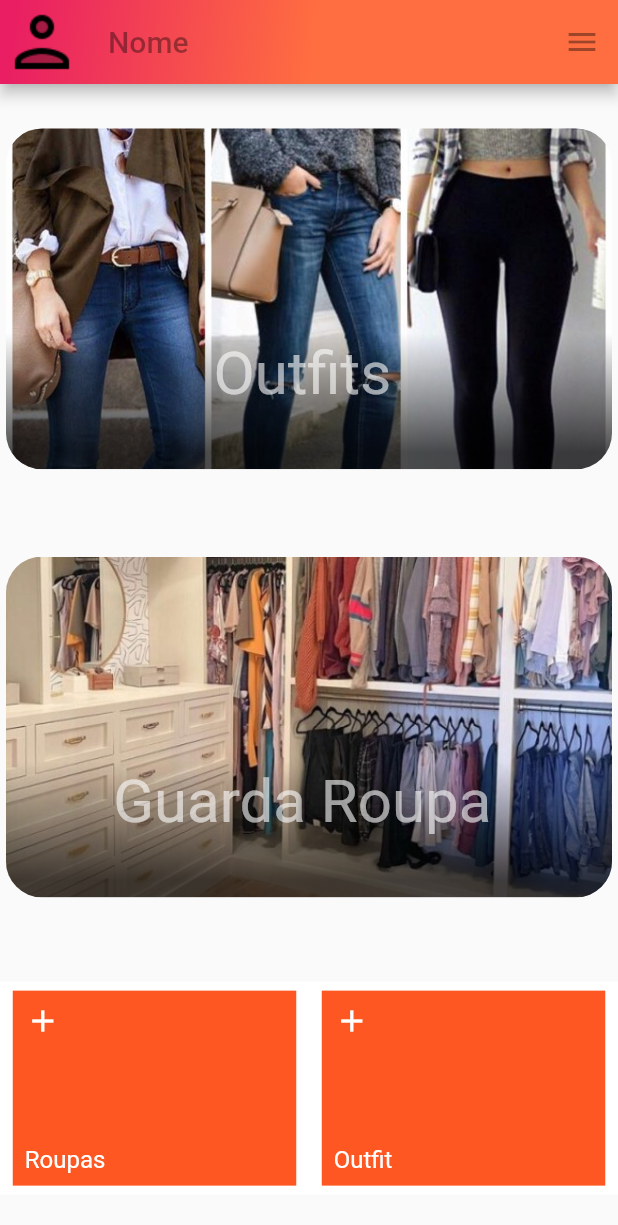
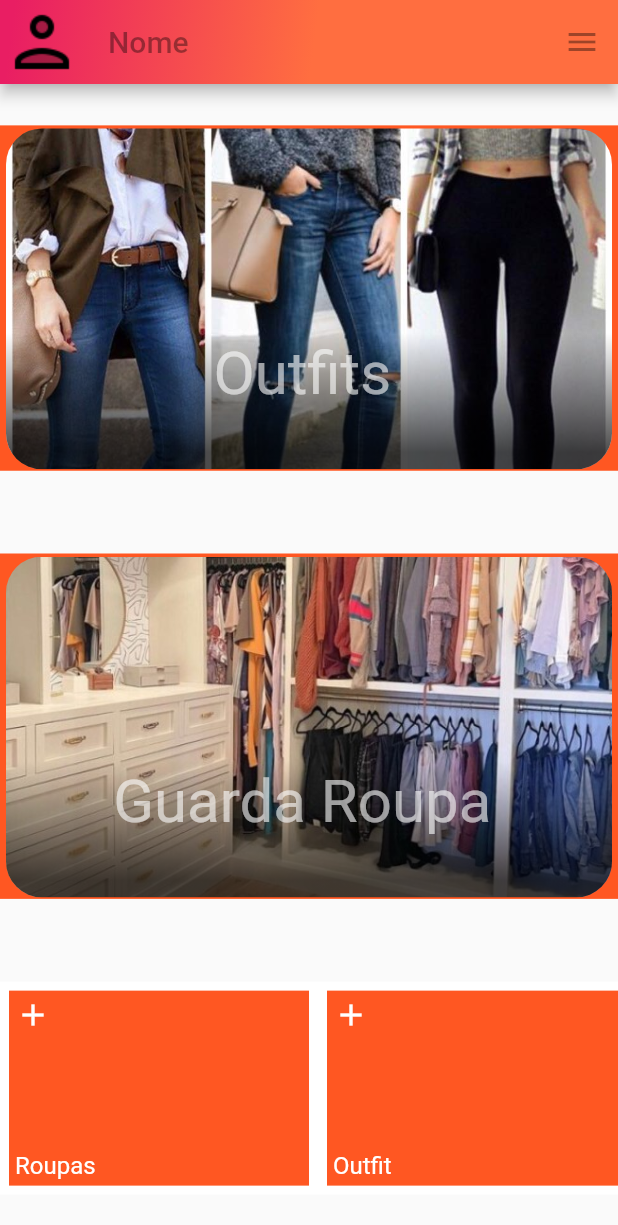
Before and after one commit to Alexandre-AGAMIN/tcc-ufu-my-outfit-front, a Flutter app: the HomePage screen opened directly, on a phone screen of 412 x 824 dp. Shown: the top 1225 px of the screen. Run offline on Flutter 3.47's test engine with Material 2 defaults, Android fonts, the phone set to English and light mode, and no system bars.

```diff
--- a/lib/screens/home.dart
+++ b/lib/screens/home.dart
@@ -34,9 +34,9 @@ class HomePage extends StatelessWidget {
       body: Column(
         mainAxisAlignment: MainAxisAlignment.spaceAround,
         children: [
-          _buildFeaturePanel("Outfits", "assets/outfits.png", _algoAcontece),
-          _buildFeaturePanel(
-              "Guarda Roupa", "assets/guarda-roupa-asset.png", _algoAcontece),
+          _FeaturePanel("Outfits", "assets/outfits.png", acao: _algoAcontece,),
+          _FeaturePanel(
+              "Guarda Roupa", "assets/guarda-roupa-asset.png", acao: _algoAcontece),
           Container(
             height: 142,
 
@@ -57,12 +57,89 @@ class HomePage extends StatelessWidget {
     );
   }
 
-  InkWell _buildFeaturePanel(
-      final String title, final String urlImage, final Function acao) {
-    return InkWell(
+  Container _buildGradientAppBar() {
+    return Container(
+      decoration: const BoxDecoration(
+        gradient: LinearGradient(
+          colors: [
+            Colors.pink,
+            Colors.deepOrangeAccent,
+          ],
+          begin: Alignment.centerLeft,
+          end: Alignment.bottomCenter,
+          stops: [0.03, 1],
+        ),
+      ),
+
+    );
+  }
+}
+
+void _algoAcontece() {}
+
+class _FeatureItem extends StatelessWidget {
+  final String name;
+  final IconData icon;
+  final Function onClick;
+
+  const _FeatureItem(this.name, this.icon, {required this.onClick});
+
+  @override
+  Widget build(BuildContext context) {
+    return Padding(
+      padding: const EdgeInsets.all(6.0),
+      child: Material(
+        color: Theme
+            .of(context)
+            .primaryColor,
+        child: InkWell(
+          onTap: () => onClick(),
+          child: Container(
+            padding: const EdgeInsets.all(4.0),
+            width: 200,
+            child: Column(
+              mainAxisAlignment: MainAxisAlignment.spaceBetween,
+              crossAxisAlignment: CrossAxisAlignment.start,
+              children: [
+                Icon(
+                  icon,
+                  color: Colors.white,
+                  size: 24.0,
+                ),
+                Text(
+                  name,
+                  style: const TextStyle(color: Colors.white, fontSize: 16.0),
+                )
+              ],
+            ),
+          ),
+        ),
+      ),
+    );
+  }
+}
+
+class _FeaturePanel extends StatelessWidget {
+
+  final String title;
+  final String urlImage;
+  final Function acao;
+
+  const _FeaturePanel(this.title, this.urlImage, {required this.acao});
+
+  @override
+  Widget build(BuildContext context) {
+    return Material(
+        color: Theme
+            .of(context)
+            .primaryColor,
+        child: Padding(
+          padding: EdgeInsets.zero,
+          child: InkWell(
             onTap: () => acao,
             child: Padding(
-        padding: const EdgeInsets.only(top: 2.0, bottom: 1.0, right: 4.0, left: 4.0),
+              padding: const EdgeInsets.only(
+                  top: 2.0, bottom: 1.0, right: 4.0, left: 4.0),
               child: AspectRatio(
                 aspectRatio: 16 / 9,
                 child: ClipRRect(
@@ -77,6 +154,10 @@ class HomePage extends StatelessWidget {
                 ),
               ),
             ),
+          ),
+        )
+
+
     );
   }
 
@@ -111,23 +192,6 @@ class HomePage extends StatelessWidget {
     );
   }
 
-  Container _buildGradientAppBar() {
-    return Container(
-        decoration: const BoxDecoration(
-          gradient: LinearGradient(
-            colors: [
-              Colors.pink,
-              Colors.deepOrangeAccent,
-            ],
-            begin: Alignment.centerLeft,
-            end: Alignment.bottomCenter,
-            stops: [0.03, 1],
-          ),
-        ),
-
-    );
-  }
-
   Image _buildImageBackground(final String urlString) {
     return Image.asset(
       urlString,
@@ -137,45 +201,3 @@ class HomePage extends StatelessWidget {
     );
   }
 }
-
-void _algoAcontece() {}
-
-class _FeatureItem extends StatelessWidget {
-  final String name;
-  final IconData icon;
-  final Function onClick;
-
-  const _FeatureItem(this.name, this.icon, {required this.onClick});
-
-  @override
-  Widget build(BuildContext context) {
-    return Padding(
-      padding: const EdgeInsets.all(6.0),
-      child: Material(
-        color: Theme.of(context).primaryColor,
-        child: InkWell(
-          onTap: () => onClick(),
-          child: Container(
-            padding: const EdgeInsets.all(8.0),
-            width: 189,
-            child: Column(
-              mainAxisAlignment: MainAxisAlignment.spaceBetween,
-              crossAxisAlignment: CrossAxisAlignment.start,
-              children: [
-                Icon(
-                  icon,
-                  color: Colors.white,
-                  size: 24.0,
-                ),
-                Text(
-                  name,
-                  style: const TextStyle(color: Colors.white, fontSize: 16.0),
-                )
-              ],
-            ),
-          ),
-        ),
-      ),
-    );
-  }
-}
```
Lines whose indentation alone changed are shown as unchanged.
